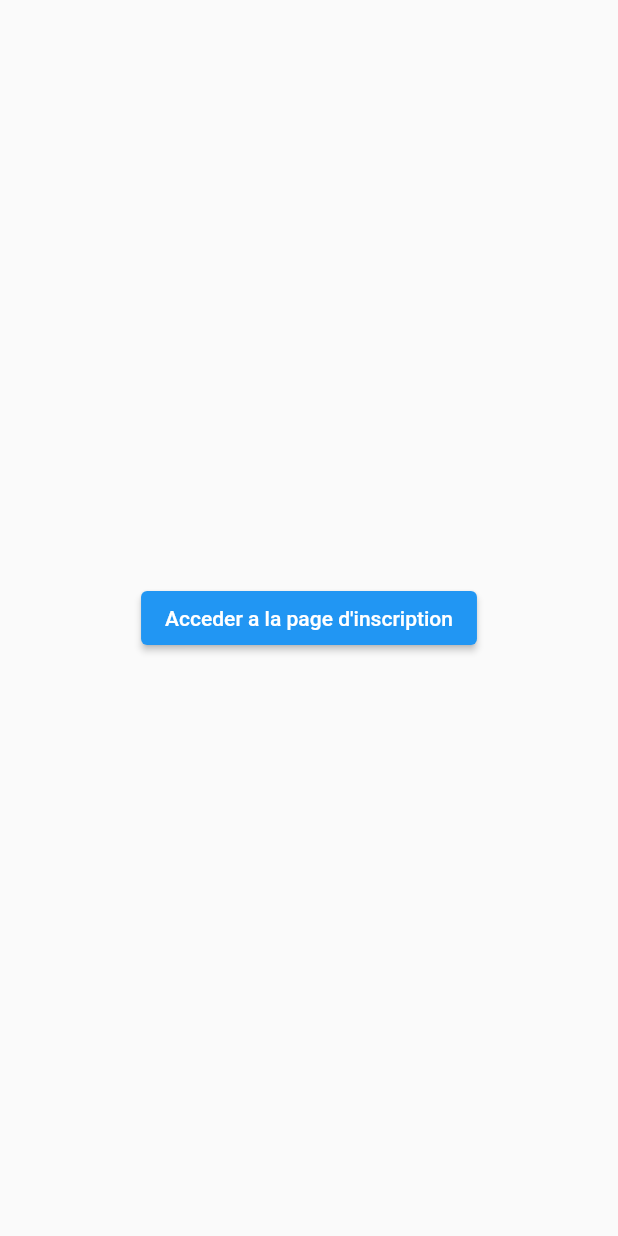
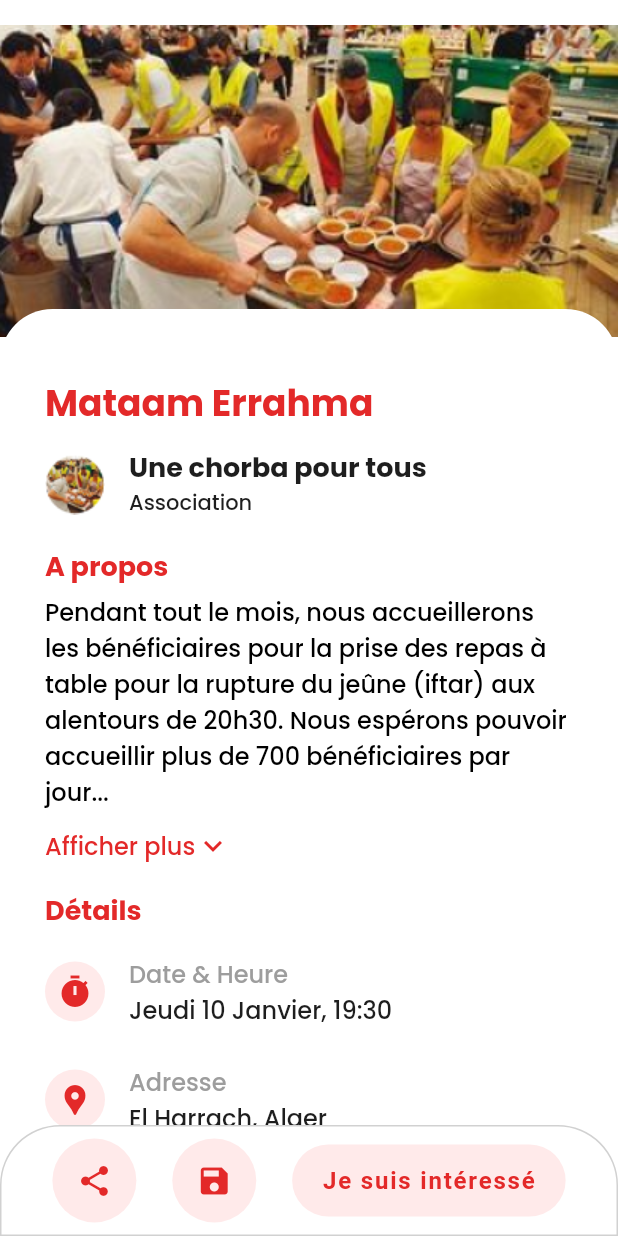
Before and after one commit to Wissam-12/hackbourak-1, a Flutter app: the screen it shows after launch, on a phone screen of 412 x 824 dp. Run offline on Flutter 3.47's test engine with Material 2 defaults, Android fonts, the phone set to English and light mode, and no system bars; our stand-ins replace cloud_firestore, firebase_auth, firebase_core, fluttertoast, geocoding, google_maps_flutter and 2 more; missing offline and left inert: geocode; accounts and stored records are empty; Roboto replaces fonts that are missing (Product Sans).

Commit message:
Adding Event Details

```diff
--- a/lib/main.dart
+++ b/lib/main.dart
@@ -1,6 +1,7 @@
 import 'package:firebase_auth/firebase_auth.dart';
 import 'package:firebase_core/firebase_core.dart';
 import 'package:flutter/material.dart';
+import 'package:hackbourak/screens/EventDetails.dart';
 import 'package:hackbourak/screens/Loading.dart';
 import 'package:hackbourak/SplashScreen.dart';
 
@@ -14,11 +15,7 @@ import 'screens/signin.dart';
 import 'screens/organisation.dart';
 
 void main() async {
-
-
-
   runApp(MyApp());
-
 }
 
 class MyApp extends StatelessWidget {
@@ -29,9 +26,7 @@ class MyApp extends StatelessWidget {
   Widget build(BuildContext context) {
     return MaterialApp(
         title: 'Hackbourak',
-
         debugShowCheckedModeBanner: false,
-
         theme: ThemeData(
           fontFamily: 'Product Sans',
           primaryColor: Colors.white,
@@ -41,24 +36,33 @@ class MyApp extends StatelessWidget {
           ),
           accentColor: Color(0xFFE32929),
           textTheme: TextTheme(
-          headline1: TextStyle(fontSize: 22.0, color: Color(0xFFE32929),),
-          headline2: TextStyle(fontSize: 36.0, fontWeight: FontWeight.w700, color: Color(0xFF343434),),
-          bodyText1: TextStyle(fontSize: 14.0, fontWeight: FontWeight.w400, color: Color(0xFFE32929),),
+            headline1: TextStyle(
+              fontSize: 22.0,
+              color: Color(0xFFE32929),
+            ),
+            headline2: TextStyle(
+              fontSize: 36.0,
+              fontWeight: FontWeight.w700,
+              color: Color(0xFF343434),
+            ),
+            bodyText1: TextStyle(
+              fontSize: 14.0,
+              fontWeight: FontWeight.w400,
+              color: Color(0xFFE32929),
             ),
           ),
-
+        ),
         home: FutureBuilder(
           future: Firebase.initializeApp(
             options: DefaultFirebaseOptions.currentPlatform,
           ),
           builder: (context, snapshot) {
             if (snapshot.connectionState == ConnectionState.done) {
-            return WelcomeScreen();
+              return EventDetails();
             }
             return SplashScreen();
           },
-      )
-    );
+        ));
   }
 }
 
--- /dev/null
+++ b/lib/screens/EventDetails.dart
@@ -0,0 +1,442 @@
+import 'package:flutter/material.dart';
+
+class EventDetails extends StatefulWidget {
+  const EventDetails({Key? key}) : super(key: key);
+
+  @override
+  State<EventDetails> createState() => _EventDetailsState();
+}
+
+class _EventDetailsState extends State<EventDetails> {
+  @override
+  Widget build(BuildContext context) {
+    return SafeArea(
+        child: Scaffold(
+      floatingActionButtonLocation: FloatingActionButtonLocation.centerDocked,
+      floatingActionButton: Container(
+        padding: EdgeInsets.symmetric(vertical: 8, horizontal: 10),
+        decoration: BoxDecoration(
+          color: Colors.white,
+          border: Border.all(color: Color(0xFFD1D1D1)),
+          borderRadius: const BorderRadius.only(
+            topLeft: Radius.circular(40.0),
+            topRight: Radius.circular(40.0),
+          ),
+        ),
+        child: Row(
+          mainAxisAlignment: MainAxisAlignment.spaceEvenly,
+          children: <Widget>[
+            FloatingActionButton(
+              backgroundColor: Color(0xFFFFEAEA),
+              onPressed: () {},
+              child:
+                  Container(child: Icon(Icons.share, color: Color(0xFFE32929))),
+            ),
+            FloatingActionButton(
+              backgroundColor: Color(0xFFFFEAEA),
+              onPressed: () {},
+              child:
+                  Container(child: Icon(Icons.save, color: Color(0xFFE32929))),
+            ),
+            FloatingActionButton.extended(
+              backgroundColor: Color(0xFFFFEAEA),
+              onPressed: () {},
+              label: Container(
+                  child: Row(
+                children: const [
+                  Text(
+                    'Je suis intéressé',
+                    style: TextStyle(
+                      color: Color(0xFFE32929),
+                      fontWeight: FontWeight.w700,
+                      fontSize: 16,
+                    ),
+                  )
+                ],
+              )),
+            )
+          ],
+        ),
+      ),
+      backgroundColor: Colors.white,
+      body: ListView(
+        children: [
+          Container(
+            decoration: const BoxDecoration(
+                image: DecorationImage(
+                    image: AssetImage('assets/img/resto.png'),
+                    fit: BoxFit.fitWidth)),
+            child: Container(
+              margin: EdgeInsets.fromLTRB(
+                  0, MediaQuery.of(context).size.height / 4, 0, 0),
+              width: MediaQuery.of(context).size.width,
+              height: 35,
+              decoration: const BoxDecoration(
+                color: Colors.white,
+                borderRadius: BorderRadius.only(
+                    topLeft: Radius.circular(40),
+                    topRight: Radius.circular(40)),
+              ),
+            ),
+          ),
+          //Titre ==========================================================================
+          Container(
+            padding: const EdgeInsets.fromLTRB(30, 10, 30, 100),
+            child: Column(
+              crossAxisAlignment: CrossAxisAlignment.start,
+              children: [
+                const Text(
+                  'Mataam Errahma',
+                  style: TextStyle(
+                      color: Color(0xFFE32929),
+                      fontWeight: FontWeight.w700,
+                      fontSize: 24,
+                      fontFamily: 'Poppins'),
+                ),
+                ListTile(
+                  contentPadding: const EdgeInsets.all(0.0),
+                  leading: Image.asset('assets/img/resto_avatar.png'),
+                  title: const Text(
+                    'Une chorba pour tous',
+                    style: TextStyle(
+                        color: Color(0xFF1E1E1E),
+                        fontFamily: 'Poppins',
+                        fontWeight: FontWeight.w600,
+                        fontSize: 18),
+                  ),
+                  subtitle: const Text(
+                    'Association',
+                    style: TextStyle(
+                        color: Color(0xFF1E1E1E),
+                        fontFamily: 'Poppins',
+                        fontWeight: FontWeight.w500,
+                        fontSize: 14),
+                  ),
+                ),
+                //A propos ===================================================================
+                Container(
+                  padding: const EdgeInsets.symmetric(
+                      vertical: 5.0, horizontal: 0.0),
+                  child: const Text(
+                    'A propos',
+                    style: TextStyle(
+                        color: Color(0xFFE32929),
+                        fontFamily: 'Poppins',
+                        fontWeight: FontWeight.w700,
+                        fontSize: 18),
+                  ),
+                ),
+                const Text(
+                  'Pendant tout le mois, nous accueillerons les bénéficiaires pour la prise des repas à table pour la rupture du jeûne (iftar) aux alentours de 20h30. Nous espérons pouvoir accueillir plus de 700 bénéficiaires par jour... ',
+                  style: TextStyle(
+                      color: Colors.black,
+                      fontFamily: 'Poppins',
+                      fontWeight: FontWeight.w300,
+                      fontSize: 16),
+                ),
+                TextButton(
+                    onPressed: () {},
+                    style: TextButton.styleFrom(
+                      padding: const EdgeInsets.all(0.0),
+                    ),
+                    child: Row(
+                      children: const [
+                        Text(
+                          'Afficher plus',
+                          style: TextStyle(
+                              color: Color(0xFFE32929),
+                              fontFamily: 'Poppins',
+                              fontWeight: FontWeight.w500,
+                              fontSize: 16),
+                        ),
+                        RotatedBox(
+                          quarterTurns: 1,
+                          child: Icon(
+                            Icons.chevron_right,
+                            color: Color(0xFFE32929),
+                          ),
+                        )
+                      ],
+                    )),
+                Container(
+                  padding: const EdgeInsets.symmetric(
+                      vertical: 5.0, horizontal: 0.0),
+                  child: const Text(
+                    'Détails',
+                    style: TextStyle(
+                        color: Color(0xFFE32929),
+                        fontFamily: 'Poppins',
+                        fontWeight: FontWeight.w700,
+                        fontSize: 18),
+                  ),
+                ),
+                //Date & Heure ==========================================================
+                ListTile(
+                  contentPadding: EdgeInsets.zero,
+                  leading: Container(
+                    padding: const EdgeInsets.all(8.0),
+                    decoration: BoxDecoration(
+                      color: const Color(0xFFFFEAEA),
+                      borderRadius: BorderRadius.circular(90),
+                    ),
+                    child: const Icon(
+                      Icons.timer,
+                      color: Color(0xFFE32929),
+                    ),
+                  ),
+                  title: const Text(
+                    'Date & Heure',
+                    style: TextStyle(
+                        color: Color(0xFF9D9D9D),
+                        fontFamily: 'Poppins',
+                        fontWeight: FontWeight.w400,
+                        fontSize: 16),
+                  ),
+                  subtitle: const Text(
+                    'Jeudi 10 Janvier, 19:30',
+                    style: TextStyle(
+                        color: Color(0xFF1E1E1E),
+                        fontFamily: 'Poppins',
+                        fontWeight: FontWeight.w400,
+                        fontSize: 16),
+                  ),
+                ),
+                //Adresse ==========================================================
+                ListTile(
+                  contentPadding: EdgeInsets.zero,
+                  leading: Container(
+                    padding: const EdgeInsets.all(8.0),
+                    decoration: BoxDecoration(
+                      color: const Color(0xFFFFEAEA),
+                      borderRadius: BorderRadius.circular(90),
+                    ),
+                    child: const Icon(
+                      Icons.location_pin,
+                      color: Color(0xFFE32929),
+                    ),
+                  ),
+                  title: const Text(
+                    'Adresse',
+                    style: TextStyle(
+                        color: Color(0xFF9D9D9D),
+                        fontFamily: 'Poppins',
+                        fontWeight: FontWeight.w400,
+                        fontSize: 16),
+                  ),
+                  subtitle: const Text(
+                    'El Harrach, Alger',
+                    style: TextStyle(
+                        color: Color(0xFF1E1E1E),
+                        fontFamily: 'Poppins',
+                        fontWeight: FontWeight.w400,
+                        fontSize: 16),
+                  ),
+                ),
+                //Nombre de plats disponibles ==========================================================
+                ListTile(
+                  contentPadding: EdgeInsets.zero,
+                  leading: Container(
+                    padding: const EdgeInsets.all(8.0),
+                    decoration: BoxDecoration(
+                      color: const Color(0xFFFFEAEA),
+                      borderRadius: BorderRadius.circular(90),
+                    ),
+                    child: const Icon(
+                      Icons.fastfood,
+                      color: Color(0xFFE32929),
+                    ),
+                  ),
+                  title: const Text(
+                    'Nombre de plats disponibles',
+                    style: TextStyle(
+                        color: Color(0xFF9D9D9D),
+                        fontFamily: 'Poppins',
+                        fontWeight: FontWeight.w400,
+                        fontSize: 16),
+                  ),
+                  subtitle: const Text(
+                    '50 plats',
+                    style: TextStyle(
+                        color: Color(0xFF1E1E1E),
+                        fontFamily: 'Poppins',
+                        fontWeight: FontWeight.w400,
+                        fontSize: 16),
+                  ),
+                ),
+                //Capacité maximale ==========================================================
+                ListTile(
+                  contentPadding: EdgeInsets.zero,
+                  leading: Container(
+                    padding: const EdgeInsets.all(8.0),
+                    decoration: BoxDecoration(
+                      color: const Color(0xFFFFEAEA),
+                      borderRadius: BorderRadius.circular(90),
+                    ),
+                    child: const Icon(
+                      Icons.people,
+                      color: Color(0xFFE32929),
+                    ),
+                  ),
+                  title: const Text(
+                    'Capacité maximale',
+                    style: TextStyle(
+                        color: Color(0xFF9D9D9D),
+                        fontFamily: 'Poppins',
+                        fontWeight: FontWeight.w400,
+                        fontSize: 16),
+                  ),
+                  subtitle: const Text(
+                    '100 personnes',
+                    style: TextStyle(
+                        color: Color(0xFF1E1E1E),
+                        fontFamily: 'Poppins',
+                        fontWeight: FontWeight.w400,
+                        fontSize: 16),
+                  ),
+                ),
+                //Nombre de personnes intéressées ==========================================================
+                ListTile(
+                  contentPadding: EdgeInsets.zero,
+                  leading: Container(
+                    padding: const EdgeInsets.all(8.0),
+                    decoration: BoxDecoration(
+                      color: const Color(0xFFFFEAEA),
+                      borderRadius: BorderRadius.circular(90),
+                    ),
+                    child: const Icon(
+                      Icons.people,
+                      color: Color(0xFFE32929),
+                    ),
+                  ),
+                  title: const Text(
+                    'Nombre de personnes intéressées',
+                    style: TextStyle(
+                        color: Color(0xFF9D9D9D),
+                        fontFamily: 'Poppins',
+                        fontWeight: FontWeight.w400,
+                        fontSize: 16),
+                  ),
+                  subtitle: const Text(
+                    '20 personnes',
+                    style: TextStyle(
+                        color: Color(0xFF1E1E1E),
+                        fontFamily: 'Poppins',
+                        fontWeight: FontWeight.w400,
+                        fontSize: 16),
+                  ),
+                ),
+                //Nombre de personnes sur place ==========================================================
+                ListTile(
+                  contentPadding: EdgeInsets.zero,
+                  leading: Container(
+                    padding: const EdgeInsets.all(8.0),
+                    decoration: BoxDecoration(
+                      color: const Color(0xFFFFEAEA),
+                      borderRadius: BorderRadius.circular(90),
+                    ),
+                    child: const Icon(
+                      Icons.people,
+                      color: Color(0xFFE32929),
+                    ),
+                  ),
+                  title: const Text(
+                    'Nombre de personnes sur place',
+                    style: TextStyle(
+                        color: Color(0xFF9D9D9D),
+                        fontFamily: 'Poppins',
+                        fontWeight: FontWeight.w400,
+                        fontSize: 16),
+                  ),
+                  subtitle: const Text(
+                    '10 personnes',
+                    style: TextStyle(
+                        color: Color(0xFF1E1E1E),
+                        fontFamily: 'Poppins',
+                        fontWeight: FontWeight.w400,
+                        fontSize: 16),
+                  ),
+                ),
+                //Contact ==========================================================
+                ListTile(
+                  contentPadding: EdgeInsets.zero,
+                  leading: Container(
+                    padding: const EdgeInsets.all(8.0),
+                    decoration: BoxDecoration(
+                      color: const Color(0xFFFFEAEA),
+                      borderRadius: BorderRadius.circular(90),
+                    ),
+                    child: const Icon(
+                      Icons.phone,
+                      color: Color(0xFFE32929),
+                    ),
+                  ),
+                  title: const Text(
+                    'Contact',
+                    style: TextStyle(
+                        color: Color(0xFF9D9D9D),
+                        fontFamily: 'Poppins',
+                        fontWeight: FontWeight.w400,
+                        fontSize: 16),
+                  ),
+                  subtitle: const Text(
+                    '+213 77689344',
+                    style: TextStyle(
+                        color: Color(0xFF1E1E1E),
+                        fontFamily: 'Poppins',
+                        fontWeight: FontWeight.w400,
+                        fontSize: 16),
+                  ),
+                ),
+                //A propos de l'organisateur ===================================================================
+                Container(
+                  padding: const EdgeInsets.symmetric(
+                      vertical: 10.0, horizontal: 0.0),
+                  child: const Text(
+                    "A propos de l'organisateur",
+                    style: TextStyle(
+                        color: Color(0xFFE32929),
+                        fontFamily: 'Poppins',
+                        fontWeight: FontWeight.w700,
+                        fontSize: 18),
+                  ),
+                ),
+                const Text(
+                  "L'association UNE CHORBA POUR TOUS est composée d'un conseil d'administration de 7 membres dont 4 constituent le bureau,...",
+                  style: TextStyle(
+                      color: Colors.black,
+                      fontFamily: 'Poppins',
+                      fontWeight: FontWeight.w300,
+                      fontSize: 16),
+                ),
+                TextButton(
+                    onPressed: () {},
+                    style: TextButton.styleFrom(
+                      padding: const EdgeInsets.all(0.0),
+                    ),
+                    child: Row(
+                      children: const [
+                        Text(
+                          'Afficher plus',
+                          style: TextStyle(
+                              color: Color(0xFFE32929),
+                              fontFamily: 'Poppins',
+                              fontWeight: FontWeight.w500,
+                              fontSize: 16),
+                        ),
+                        RotatedBox(
+                          quarterTurns: 1,
+                          child: Icon(
+                            Icons.chevron_right,
+                            color: Color(0xFFE32929),
+                          ),
+                        )
+                      ],
+                    )),
+              ],
+            ),
+          )
+        ],
+      ),
+    ));
+  }
+}
```
Also changed, not shown: assets/img/resto.png (added), assets/img/resto_avatar.png (added). Lines whose indentation alone changed are shown as unchanged.
